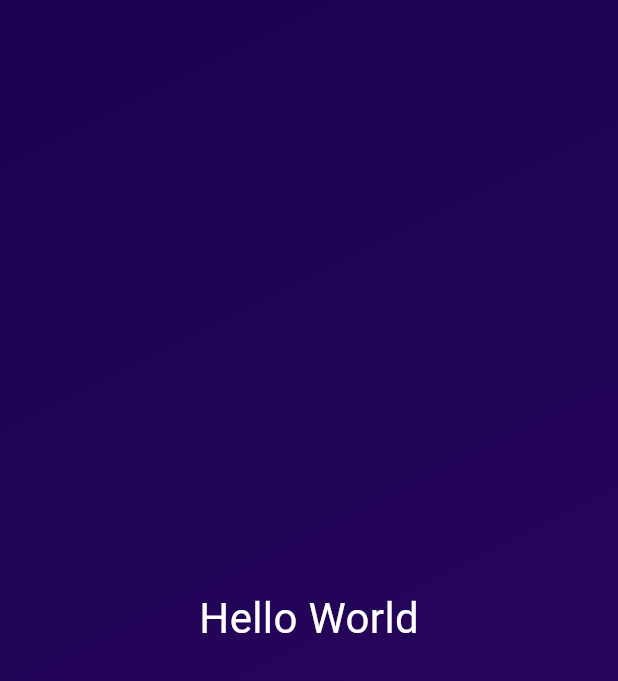
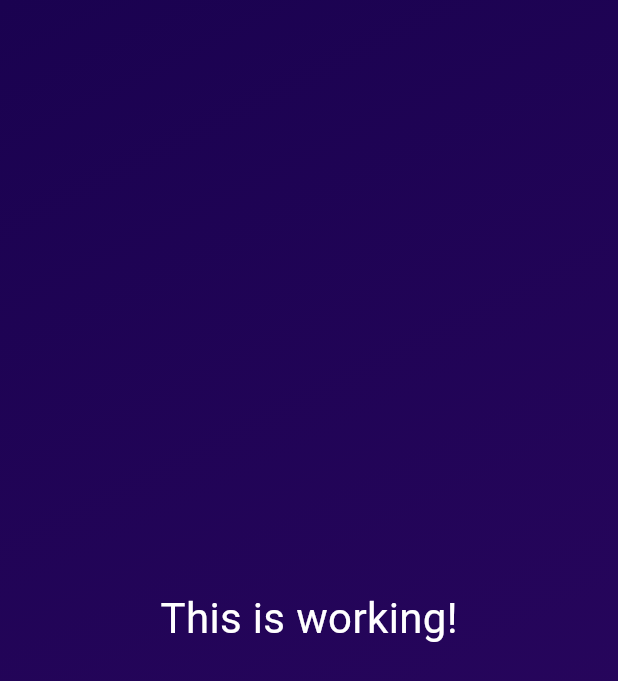
Before and after one commit to flutter-development-rboriba/first_app, a Flutter app: the screen it shows after launch, on a phone screen of 412 x 824 dp. Shown: the top 681 px of the screen. Run offline on Flutter 3.47's test engine with Material 3 defaults, Android fonts, the phone set to English and light mode, and no system bars.

```diff
--- a/lib/gradient_container.dart
+++ b/lib/gradient_container.dart
@@ -1,6 +1,9 @@
 import 'package:flutter/material.dart';
 
 import 'package:firstapp/style_text.dart';
+
+const startAlignment = Alignment.topLeft;
+const endAlignment = Alignment.bottomRight;
 
 class GradientContainer extends StatelessWidget {
   const GradientContainer({super.key});
@@ -14,8 +17,8 @@ class GradientContainer extends StatelessWidget {
             Color.fromARGB(255, 26, 2, 80),
             Color.fromARGB(255, 45, 7, 98),
           ],
-          begin: Alignment.topLeft,
-          end: Alignment.bottomRight,
+          begin: startAlignment,
+          end: endAlignment,
         )),
         child: const Center(child: StyledText()));
   }
--- a/lib/style_text.dart
+++ b/lib/style_text.dart
@@ -6,7 +6,7 @@ class StyledText extends StatelessWidget {
   @override
   Widget build(context) {
     return const Text(
-      'Hello World',
+      'This is working!',
       style: TextStyle(
         color: Colors.white,
         fontSize: 28,
--- /dev/null
+++ b/lib/variable.dart
@@ -0,0 +1 @@
+void main() {}
```
